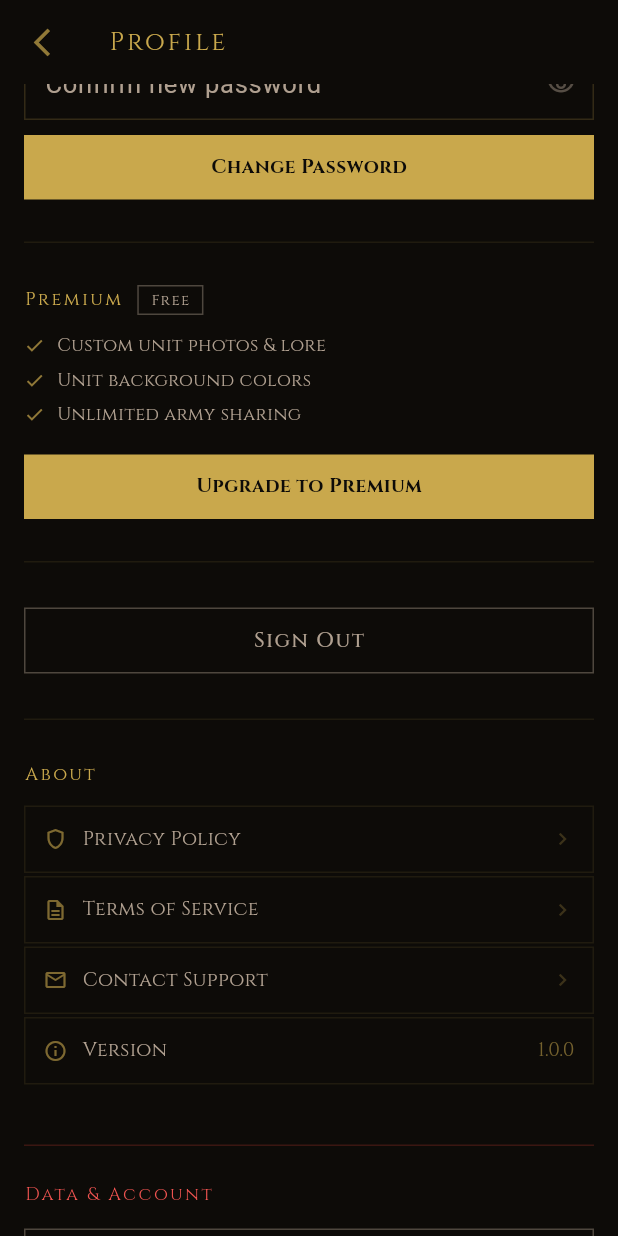
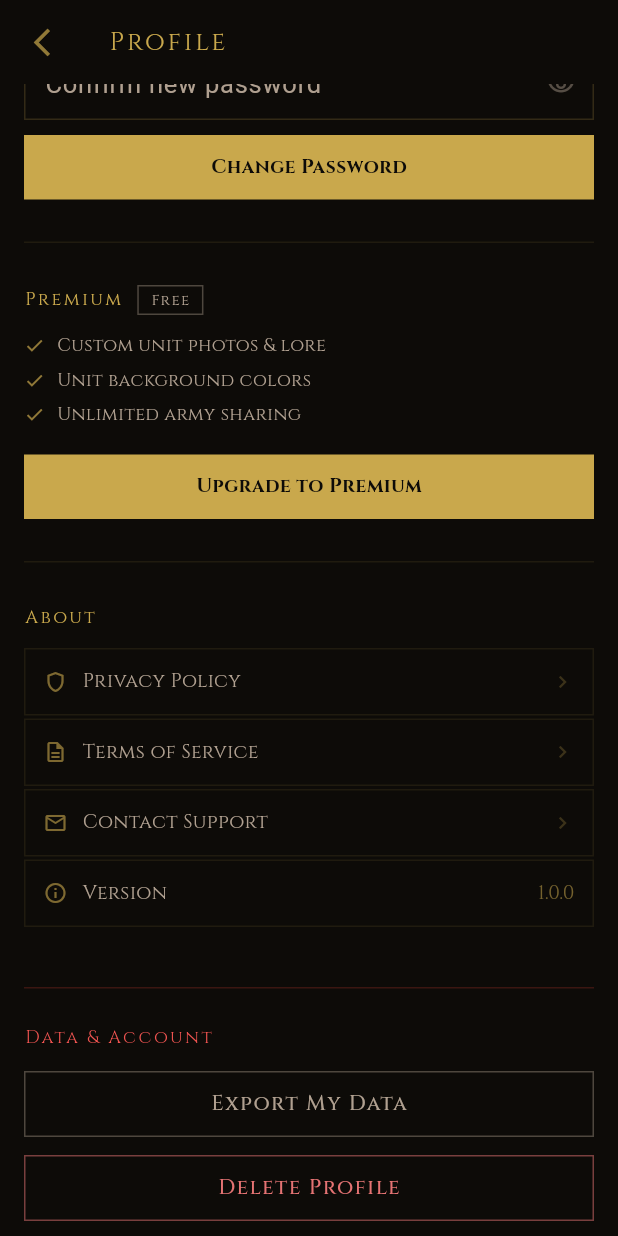
Before and after one commit to AbrahamB24/Aetherra, a Flutter app: the ProfileSettingsScreen screen opened directly, scrolled down 576 dp, on a phone screen of 412 x 824 dp. Run offline on Flutter 3.47's test engine with Material 3 defaults, Android fonts, the phone set to English and light mode, and no system bars; our stand-ins replace flutter_svg, google_fonts, image_picker, pdf, printing, share_plus and 1 more; missing offline and left inert: dart:js_interop, pdfx; accounts and stored records are empty; project files that could hold a hidden picture were left out.

Commit message:
Move Sign Out to Data & Account section, fix post-signout navigation
Co-Authored-By: Claude Sonnet 4.6 <noreply@anthropic.com>

```diff
--- a/lib/screens/profile_settings_screen.dart
+++ b/lib/screens/profile_settings_screen.dart
@@ -152,6 +152,7 @@ class _ProfileSettingsScreenState extends State<ProfileSettingsScreen> {
     if (ok != true || !mounted) return;
     try {
       await Supabase.instance.client.auth.signOut();
+      if (mounted) Navigator.of(context).popUntil((route) => route.isFirst);
     } catch (_) {
       if (mounted) {
         ScaffoldMessenger.of(context).showSnackBar(SnackBar(
@@ -366,19 +367,6 @@ class _ProfileSettingsScreenState extends State<ProfileSettingsScreen> {
 
           _gap(),
 
-          // ── Sign Out ──────────────────────────────────────────────────────
-          OutlinedButton(
-            onPressed: _signOut,
-            style: OutlinedButton.styleFrom(
-              foregroundColor: grey,
-              side: BorderSide(color: grey.withValues(alpha: 0.4)),
-              shape: const RoundedRectangleBorder(),
-              padding: const EdgeInsets.symmetric(vertical: 12)),
-            child: Center(child: Text('Sign Out',
-              style: GoogleFonts.cinzel(fontSize: 14, letterSpacing: 1)))),
-
-          _gap(),
-
           // ── About ─────────────────────────────────────────────────────────
           _label('About'),
           const SizedBox(height: 12),
@@ -427,6 +415,16 @@ class _ProfileSettingsScreenState extends State<ProfileSettingsScreen> {
               shape: const RoundedRectangleBorder(),
               padding: const EdgeInsets.symmetric(vertical: 12)),
             child: Center(child: Text('Delete Profile',
+              style: GoogleFonts.cinzel(fontSize: 14, letterSpacing: 1)))),
+          const SizedBox(height: 8),
+          OutlinedButton(
+            onPressed: _signOut,
+            style: OutlinedButton.styleFrom(
+              foregroundColor: grey,
+              side: BorderSide(color: grey.withValues(alpha: 0.4)),
+              shape: const RoundedRectangleBorder(),
+              padding: const EdgeInsets.symmetric(vertical: 12)),
+            child: Center(child: Text('Sign Out',
               style: GoogleFonts.cinzel(fontSize: 14, letterSpacing: 1)))),
         ],
       ),
```
